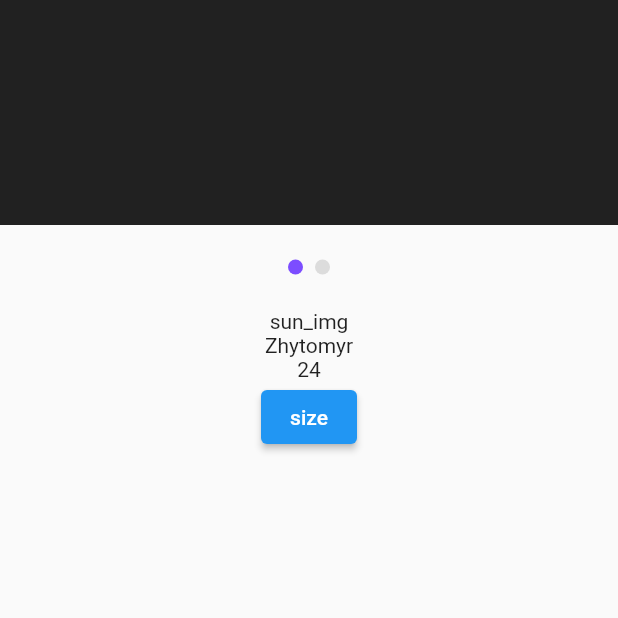
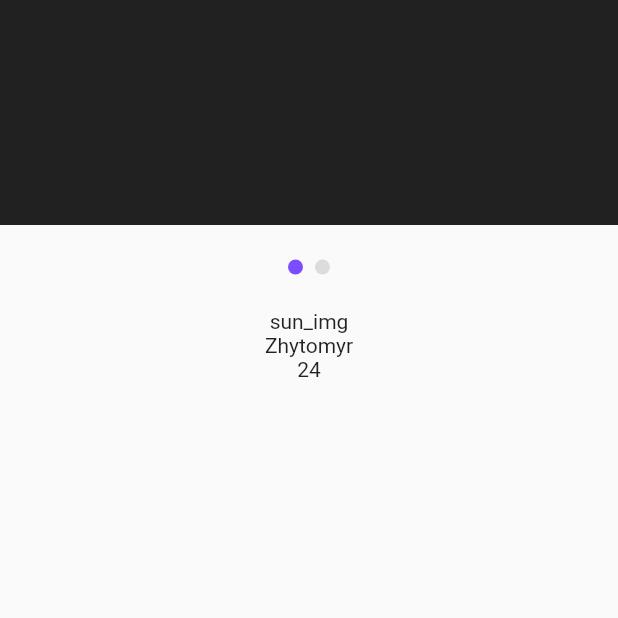
Before and after one commit to deadmist666/weather_app, a Flutter app: the screen it shows after launch, on a phone screen of 412 x 824 dp, the top half of it. Run offline on Flutter 3.47's test engine with Material 2 defaults, Android fonts, the phone set to English and light mode, and no system bars; drawn by our look-alikes of smooth_page_indicator; our stand-ins replace animated_splash_screen.

Commit message:
Deleted unnecessary widget

```diff
--- a/lib/ui/screens/home_screen/components/home_screen_weather_info_column.dart
+++ b/lib/ui/screens/home_screen/components/home_screen_weather_info_column.dart
@@ -10,19 +10,12 @@ class HomeScreenWeatherInfoColumn extends StatelessWidget {
 
   @override
   Widget build(BuildContext context) {
-    final size = MediaQuery.of(context).size;
     return Column(
       mainAxisAlignment: MainAxisAlignment.start,
       children: [
         Text(weatherInfo.weatherImage),
         Text(weatherInfo.cityName),
         Text('${weatherInfo.temp}'),
-        ElevatedButton(
-            onPressed: () {
-              print(size.height);
-              print(size.width);
-            },
-            child: Text('size')),
       ],
     );
   }
```
